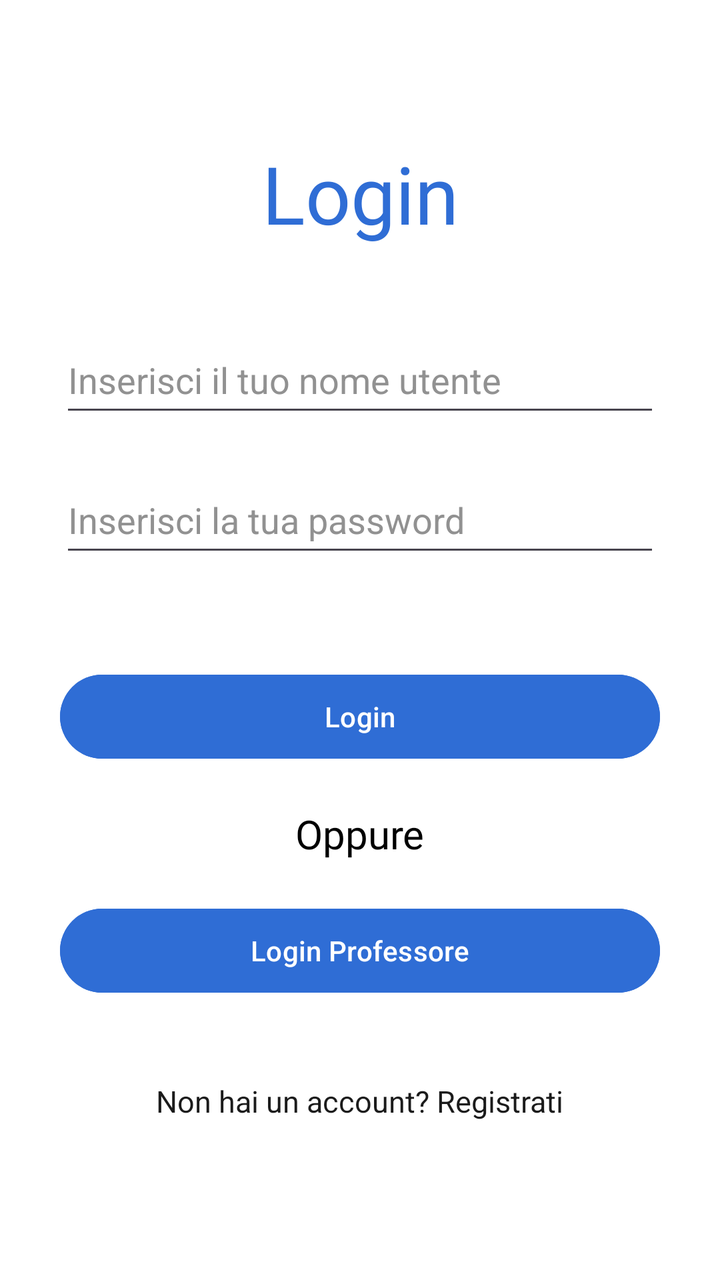
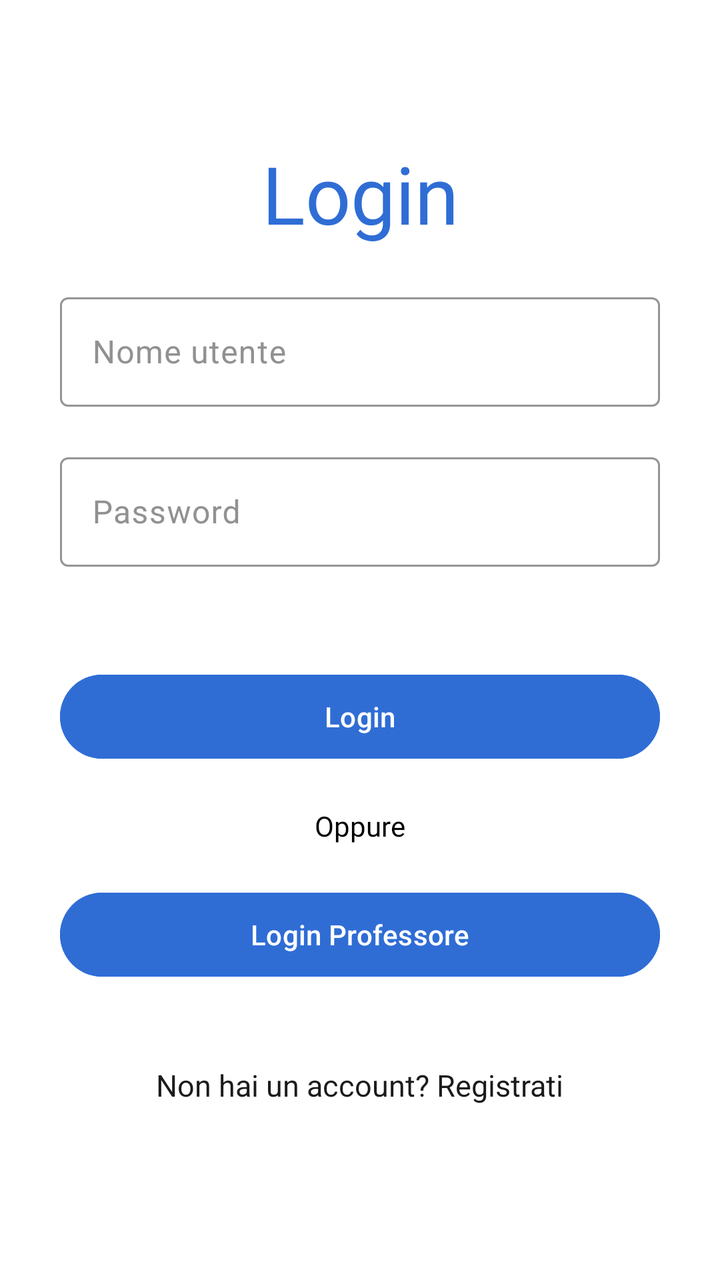

Two renders of the same Android screen: before a commit and after it. Below are the layout's source before the change and the commit's diff.
<!-- AndroidManifest.xml: application theme Theme.AsilApp -->
<!-- res/layout/first_access_fragment.xml -->
<?xml version="1.0" encoding="utf-8"?>
<LinearLayout xmlns:android="http://schemas.android.com/apk/res/android"
    xmlns:app="http://schemas.android.com/apk/res-auto"
    xmlns:tools="http://schemas.android.com/tools"
    android:id="@+id/linearLayout"
    android:layout_width="match_parent"
    android:layout_height="match_parent"
    android:background="@color/appBackground"
    android:orientation="vertical"
    tools:context=".view.firstaccess.FirstAccessFragment">

    <TextView
        android:id="@+id/loginLabel"
        android:layout_width="match_parent"
        android:layout_height="wrap_content"
        android:layout_marginTop="70dp"
        android:fontFamily="@font/titillium_web_bold"
        android:text="@string/loginFragmentTitle"
        android:textAlignment="center"
        android:textColor="@color/titleColor"
        android:textSize="@dimen/title1FontSize" />

    <EditText
        android:id="@+id/userNameInput"
        android:layout_width="@dimen/inputTextWidth"
        android:layout_height="@dimen/inpuTextHeight"
        android:layout_gravity="center"
        android:layout_marginTop="40dp"
        android:ems="10"
        android:hint="@string/usernamePlaceholder"
        android:inputType="text"
        android:textColor="@color/textColor"
        android:textColorHint="@color/textPlaceholderColor"
        android:textSize="@dimen/textInputFontSize" />

    <EditText
        android:id="@+id/passwordInput"
        android:layout_width="@dimen/inputTextWidth"
        android:layout_height="@dimen/inpuTextHeight"
        android:layout_gravity="center"
        android:layout_marginTop="@dimen/marginBetweenInputs"
        android:ems="10"
        android:hint="@string/passwordPlaceholder"
        android:inputType="textPassword"
        android:textColor="@color/textColor"
        android:textColorHint="@color/textPlaceholderColor" />

    <Button
        android:id="@+id/buttonLogin"
        android:layout_width="@dimen/buttonsLoginWidth"
        android:layout_height="@dimen/buttonsLoginHeight"
        android:layout_gravity="center"
        android:layout_marginTop="50dp"
        android:backgroundTint="@color/buttonsColor"
        android:text="@string/loginButtonLabel"
        android:textColor="@color/textColorOnButton" />

    <TextView
        android:id="@+id/orText"
        android:layout_width="wrap_content"
        android:layout_height="wrap_content"
        android:layout_gravity="center"
        android:layout_marginTop="@dimen/marginBetweenInputs"
        android:fontFamily="@font/titillium_web_bold"
        android:text="@string/orText"
        android:textColor="@color/black"
        android:textSize="20dp" />

    <Button
        android:id="@+id/buttonProfessor"
        android:layout_width="@dimen/buttonsLoginWidth"
        android:layout_height="@dimen/buttonsLoginHeight"
        android:layout_gravity="center"
        android:layout_marginTop="@dimen/marginBetweenInputs"
        android:backgroundTint="@color/buttonsColor"
        android:text="@string/loginFragmentProfLabel"
        android:textColor="@color/textColorOnButton" />

    <TextView
        android:id="@+id/registerLabel"
        android:layout_width="wrap_content"
        android:layout_height="wrap_content"
        android:layout_gravity="center"
        android:layout_marginTop="40dp"
        android:background="?attr/selectableItemBackground"
        android:text="@string/loginRegistrationLabel"
        android:textColor="@color/textColor"
        android:textSize="@dimen/title3FontSize" />
</LinearLayout>
<!-- resources referenced by this layout -->
<resources>
  <color name="appBackground">#ffffff</color>
  <color name="black">#FF000000</color>
  <color name="buttonsColor">#2f6dd5</color>
  <color name="textColor">#1B1B1B</color>
  <color name="textColorOnButton">#ffffff</color>
  <color name="textPlaceholderColor">#919191</color>
  <color name="titleColor">#2f6dd5</color>
  <dimen name="buttonsLoginHeight">50dp</dimen>
  <dimen name="buttonsLoginWidth">300dp</dimen>
  <dimen name="inpuTextHeight">50dp</dimen>
  <dimen name="inputTextWidth">300dp</dimen>
  <dimen name="marginBetweenInputs">20dp</dimen>
  <dimen name="textInputFontSize">18dp</dimen>
  <dimen name="title1FontSize">40dp</dimen>
  <dimen name="title3FontSize">15dp</dimen>
  <string name="loginButtonLabel">Login</string>
  <string name="loginFragmentProfLabel">Login Professore</string>
  <string name="loginFragmentTitle">Login</string>
  <string name="loginRegistrationLabel">Non hai un account? Registrati</string>
  <string name="orText">Oppure</string>
  <string name="passwordPlaceholder">Inserisci la tua password</string>
  <string name="usernamePlaceholder">Inserisci il tuo nome utente</string>
  <style name="Theme.AsilApp" parent="Base.Theme.AsilApp" />
  <style name="Base.Theme.AsilApp" parent="Theme.Material3.DayNight.NoActionBar">
          
          
      </style>
</resources>

<!-- the commit's change to res/layout/first_access_fragment.xml (unified diff, before → after) -->
@@ -20,30 +20,57 @@
         android:textColor="@color/titleColor"
         android:textSize="@dimen/title1FontSize" />
 
-    <EditText
-        android:id="@+id/userNameInput"
-        android:layout_width="@dimen/inputTextWidth"
-        android:layout_height="@dimen/inpuTextHeight"
-        android:layout_gravity="center"
-        android:layout_marginTop="40dp"
-        android:ems="10"
-        android:hint="@string/usernamePlaceholder"
-        android:inputType="text"
-        android:textColor="@color/textColor"
-        android:textColorHint="@color/textPlaceholderColor"
-        android:textSize="@dimen/textInputFontSize" />
 
-    <EditText
-        android:id="@+id/passwordInput"
+    <com.google.android.material.textfield.TextInputLayout
         android:layout_width="@dimen/inputTextWidth"
         android:layout_height="@dimen/inpuTextHeight"
         android:layout_gravity="center"
         android:layout_marginTop="@dimen/marginBetweenInputs"
-        android:ems="10"
-        android:hint="@string/passwordPlaceholder"
-        android:inputType="textPassword"
-        android:textColor="@color/textColor"
-        android:textColorHint="@color/textPlaceholderColor" />
+        android:hint="@string/usernamePlaceholder"
+        app:boxStrokeColor="@color/appMainColor"
+        app:counterTextColor="@color/appMainColor"
+        app:helperTextTextColor="@color/appMainColor"
+        app:hintTextColor="@color/appMainColor"
+        android:textColorHint="@color/textPlaceholderColor"
+        app:placeholderTextColor="@color/appMainColor"
+        app:prefixTextColor="@color/appMainColor"
+        app:suffixTextColor="@color/appMainColor">
+
+        <com.google.android.material.textfield.TextInputEditText
+            android:id="@+id/userNameInput"
+            android:layout_width="match_parent"
+            android:layout_height="match_parent"
+            android:inputType="text"
+            android:textColor="@color/textColor"
+            android:textColorHighlight="@color/appMainColor"
+            android:textColorLink="@color/appMainColor" />
+    </com.google.android.material.textfield.TextInputLayout>
+
+
+
+    <com.google.android.material.textfield.TextInputLayout
+        android:layout_width="@dimen/inputTextWidth"
+        android:layout_marginTop="@dimen/marginBetweenInputs"
+        android:layout_height="@dimen/inpuTextHeight"
+        android:layout_gravity="center"
+        app:boxStrokeColor="@color/appMainColor"
+        app:counterTextColor="@color/appMainColor"
+        app:helperTextTextColor="@color/appMainColor"
+        app:hintTextColor="@color/appMainColor"
+        app:placeholderTextColor="@color/appMainColor"
+        app:prefixTextColor="@color/appMainColor"
+        android:textColorHint="@color/textPlaceholderColor"
+        app:suffixTextColor="@color/appMainColor"
+        android:hint="@string/passwordPlaceholder">
+
+        <com.google.android.material.textfield.TextInputEditText
+            android:id="@+id/passwordInput"
+            android:layout_width="match_parent"
+            android:layout_height="match_parent"
+            android:textColor="@color/textColor"
+            android:inputType="text" />
+    </com.google.android.material.textfield.TextInputLayout>
+
 
     <Button
         android:id="@+id/buttonLogin"
@@ -63,8 +90,7 @@
         android:layout_marginTop="@dimen/marginBetweenInputs"
         android:fontFamily="@font/titillium_web_bold"
         android:text="@string/orText"
-        android:textColor="@color/black"
-        android:textSize="20dp" />
+        android:textColor="@color/black" />
 
     <Button
         android:id="@+id/buttonProfessor"
<!-- resource entries referenced after the edit -->
@@ -1,6 +1,7 @@
 <!-- resources referenced by this layout -->
 <resources>
   <color name="appBackground">#ffffff</color>
+  <color name="appMainColor">#2f6dd5</color>
   <color name="black">#FF000000</color>
   <color name="buttonsColor">#2f6dd5</color>
   <color name="textColor">#1B1B1B</color>
@@ -9,10 +10,9 @@
   <color name="titleColor">#2f6dd5</color>
   <dimen name="buttonsLoginHeight">50dp</dimen>
   <dimen name="buttonsLoginWidth">300dp</dimen>
-  <dimen name="inpuTextHeight">50dp</dimen>
+  <dimen name="inpuTextHeight">60dp</dimen>
   <dimen name="inputTextWidth">300dp</dimen>
   <dimen name="marginBetweenInputs">20dp</dimen>
-  <dimen name="textInputFontSize">18dp</dimen>
   <dimen name="title1FontSize">40dp</dimen>
   <dimen name="title3FontSize">15dp</dimen>
   <string name="loginButtonLabel">Login</string>
@@ -20,8 +20,8 @@
   <string name="loginFragmentTitle">Login</string>
   <string name="loginRegistrationLabel">Non hai un account? Registrati</string>
   <string name="orText">Oppure</string>
-  <string name="passwordPlaceholder">Inserisci la tua password</string>
-  <string name="usernamePlaceholder">Inserisci il tuo nome utente</string>
+  <string name="passwordPlaceholder">Password</string>
+  <string name="usernamePlaceholder">Nome utente</string>
   <style name="Theme.AsilApp" parent="Base.Theme.AsilApp" />
   <style name="Base.Theme.AsilApp" parent="Theme.Material3.DayNight.NoActionBar">
           
